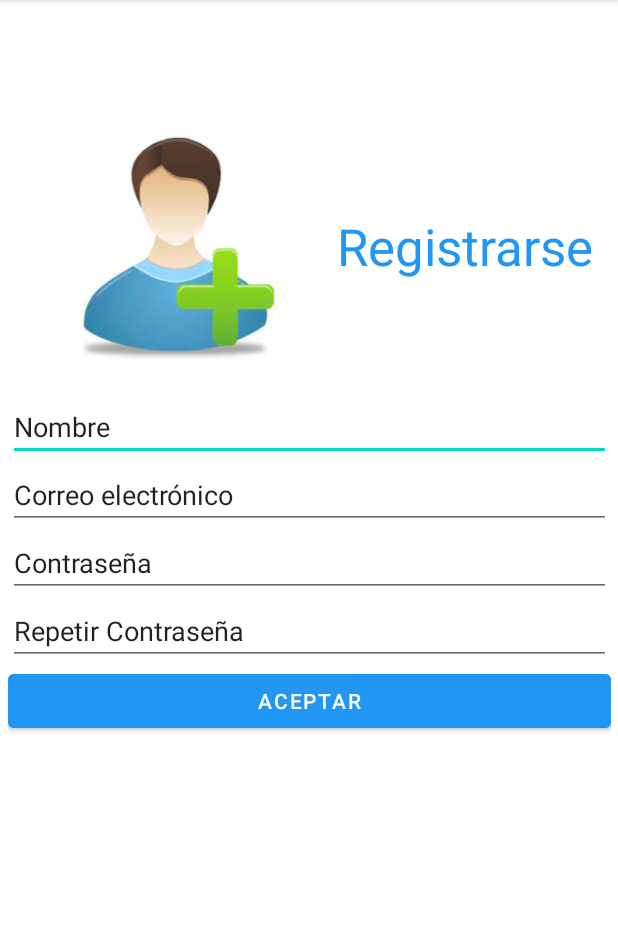
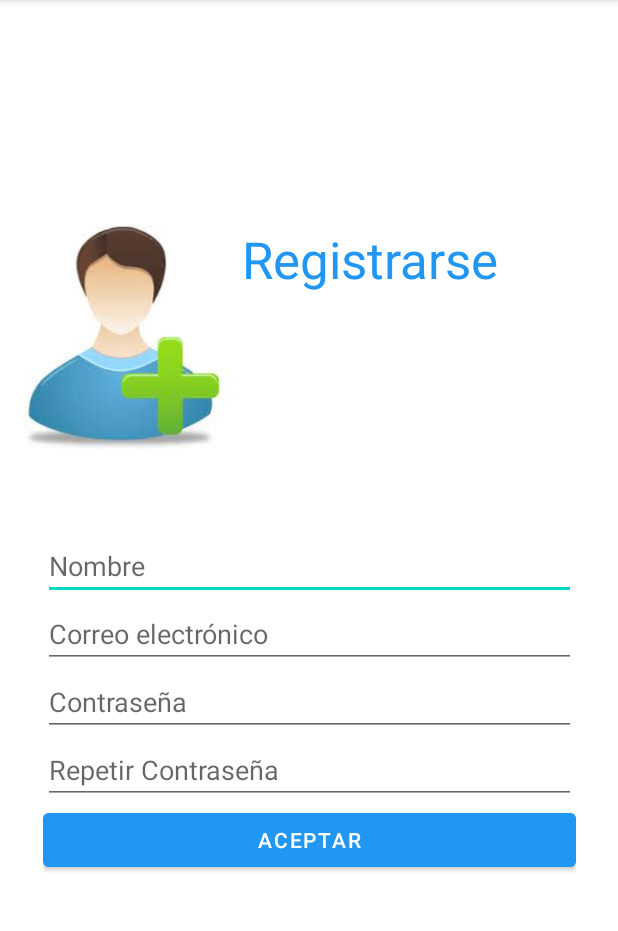
Before and after one commit to gustavopavichevich/TP3_Grupo6, an Android app: the Registro screen opened directly, with no data from a screen before it, on a phone screen of 412 x 824 dp, the part 84-1015 px from its top. Run offline under Robolectric (Android 15) with nearby library versions, the phone set to English and light mode, and no system bars.

Commit message:
Agrego Funcionalidad al activity_registro
//backend
//Méotdo para dar de alta al nuevo usuario de la app
public void Registrar
//Valido que no existe el email/usuario en la base de datos
public boolean ValidarUsuario

Valido Contraseñas.

//frontend
    <string name="txtNombre"> Nombre</string>
    <string name="txtCorreo"> Correo electrónico</string>
    <string name="txtPass"> Contraseña</string>
    <string name="txtRePass"> Repetir Contraseña</string>

agrego hint en activity_registro.xml y en activity_main

```diff
--- a/app/src/main/java/ar/com/parkingcontrol/AdminSQLiteOpenHelper.java
+++ b/app/src/main/java/ar/com/parkingcontrol/AdminSQLiteOpenHelper.java
@@ -13,7 +13,7 @@ public class AdminSQLiteOpenHelper extends SQLiteOpenHelper {
 
     @Override
     public void onCreate(SQLiteDatabase BaseDeDatos) {
-        BaseDeDatos.execSQL("create table usuarios(idUsuario int primary key, usuario, contrasenia)");
+        BaseDeDatos.execSQL("create table usuarios(idUsuario int primary key, nombre, usuario, contrasenia)");
     }
 
     @Override
--- a/app/src/main/res/layout/activity_registro.xml
+++ b/app/src/main/res/layout/activity_registro.xml
@@ -6,6 +6,26 @@
     android:layout_height="match_parent"
     tools:context=".Registro">
 
+    <LinearLayout
+        android:id="@+id/linearLayout3"
+        android:layout_width="349dp"
+        android:layout_height="185dp"
+        android:layout_marginTop="150dp"
+        android:orientation="vertical"
+        app:layout_constraintTop_toTopOf="parent"
+        tools:layout_editor_absoluteX="31dp">
+
+        <LinearLayout
+            android:layout_width="match_parent"
+            android:layout_height="180dp"
+            android:orientation="horizontal">
+
+            <ImageView
+                android:id="@+id/imageView2"
+                android:layout_width="161dp"
+                android:layout_height="150dp"
+                android:src="@drawable/user2" />
+
             <TextView
                 android:id="@+id/textView"
                 android:layout_width="wrap_content"
@@ -13,72 +33,59 @@
                 android:layout_marginEnd="16dp"
                 android:text="Registrarse"
                 android:textColor="#2196F3"
-        android:textSize="34sp"
-        app:layout_constraintBottom_toTopOf="@+id/linearLayout2"
-        app:layout_constraintEnd_toEndOf="parent"
-        app:layout_constraintTop_toTopOf="parent"
-        app:layout_constraintVertical_bias="0.653" />
+                android:textSize="34sp" />
+        </LinearLayout>
 
-    <ImageView
-        android:id="@+id/imageView2"
-        android:layout_width="161dp"
-        android:layout_height="150dp"
-        android:src="@drawable/user2"
-        app:layout_constraintBottom_toTopOf="@+id/linearLayout2"
-        app:layout_constraintEnd_toStartOf="@+id/textView"
-        app:layout_constraintHorizontal_bias="0.582"
-        app:layout_constraintStart_toStartOf="parent"
-        app:layout_constraintTop_toTopOf="parent"
-        app:layout_constraintVertical_bias="0.811" />
+    </LinearLayout>
 
     <LinearLayout
         android:id="@+id/linearLayout2"
-        android:layout_width="402dp"
-        android:layout_height="244dp"
+        android:layout_width="355dp"
+        android:layout_height="265dp"
         android:orientation="vertical"
         app:layout_constraintBottom_toBottomOf="parent"
         app:layout_constraintEnd_toEndOf="parent"
         app:layout_constraintStart_toStartOf="parent"
-        app:layout_constraintTop_toTopOf="parent">
+        app:layout_constraintTop_toBottomOf="@+id/linearLayout3"
+        app:layout_constraintVertical_bias="0.115">
+
 
         <EditText
             android:id="@+id/etNombre"
             android:layout_width="match_parent"
             android:layout_height="wrap_content"
             android:ems="10"
-            android:inputType="textPersonName"
-            android:text="Nombre" />
-
+            android:hint="@string/txtNombre"
+            android:inputType="textPersonName" />
         <EditText
-            android:id="@+id/editTextTextEmailAddress"
+            android:id="@+id/edEmail"
             android:layout_width="match_parent"
             android:layout_height="wrap_content"
             android:ems="10"
-            android:inputType="textEmailAddress"
-            android:text="Correo electrónico" />
+            android:hint="@string/txtCorreo"
+            android:inputType="textEmailAddress" />
 
         <EditText
             android:id="@+id/etContrasenia"
             android:layout_width="match_parent"
             android:layout_height="wrap_content"
             android:ems="10"
-            android:text="Contraseña" />
+            android:hint="@string/txtPass" />
 
         <EditText
             android:id="@+id/etRepetirContrasenia"
             android:layout_width="match_parent"
             android:layout_height="wrap_content"
             android:ems="10"
-            android:text="Repetir Contraseña" />
-
+            android:hint="@string/txtRePass" />
         <Button
             android:id="@+id/btnAceptar"
             android:layout_width="match_parent"
             android:layout_height="wrap_content"
             android:backgroundTint="#2196F3"
+            android:onClick="Registrar"
             android:text="Aceptar"
             app:iconTint="#03A9F4" />
-
     </LinearLayout>
 
 </androidx.constraintlayout.widget.ConstraintLayout>
--- a/app/src/main/res/values/strings.xml
+++ b/app/src/main/res/values/strings.xml
@@ -6,4 +6,8 @@
     <string name="Contraseña">Contraseña</string>
     <string name="btnIniciarSesion">Iniciar Sesión</string>
     <string name="lnkRegistrarse">Registrarse</string>
+    <string name="txtNombre"> Nombre</string>
+    <string name="txtCorreo"> Correo electrónico</string>
+    <string name="txtPass"> Contraseña</string>
+    <string name="txtRePass"> Repetir Contraseña</string>
 </resources>
```
Also changed, not shown: app/src/main/java/ar/com/parkingcontrol/Registro.java (+76 -0 lines), app/src/main/res/layout/activity_main.xml (+4 -4 lines), 1 other file. Lines whose indentation alone changed are shown as unchanged.
